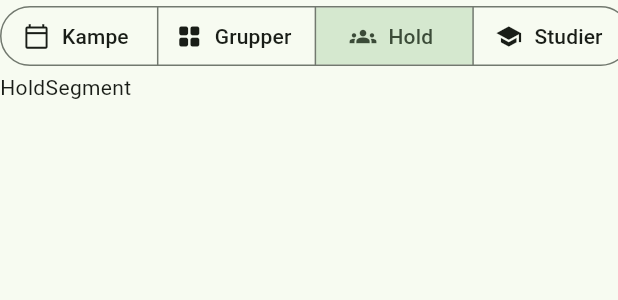
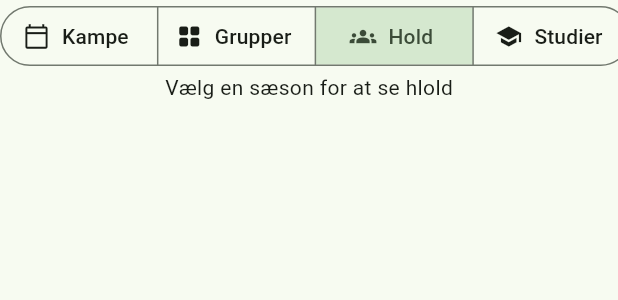
Before and after one commit to toke-dk/science_cup, a Flutter app: the AdminSeasonView widget shown alone on an empty page, opened directly, after a tap on "Grupper", after a tap on "Hold", on a phone screen of 412 x 824 dp. Shown: the top 300 px of the screen. Run offline on Flutter 3.47's test engine with Material 3 defaults, Android fonts, the phone set to English and light mode, and no system bars; our stand-ins replace freezed_annotation, go_router, nested, supabase_flutter; accounts and stored records are empty.

Commit message:
WIP: making a create and edit team entity

```diff
--- a/lib/features/season/presentation/admin/admin_season_view.dart
+++ b/lib/features/season/presentation/admin/admin_season_view.dart
@@ -1,6 +1,7 @@
 import 'package:flutter/material.dart';
 import 'package:science_cup_app/features/group/presentation/edit_groups_view.dart';
 import 'package:science_cup_app/features/program/presentation/edit_programs_view.dart';
+import 'package:science_cup_app/features/team/presentation/edit_teams_view.dart';
 
 class AdminSeasonView extends StatefulWidget {
   const AdminSeasonView({super.key});
@@ -58,7 +59,7 @@ class _AdminSeasonViewState extends State<AdminSeasonView> {
         switch (_selectedAdminSegment.value) {
           "games" => Text("KampSegment"),
           "groups" => EditGroupsView(),
-          "teams" => Text("HoldSegment"),
+          "teams" => EditTeamsView(),
           "programs" => ProgramsView(),
           _ => SizedBox.shrink(),
         },
--- a/lib/features/shared/presentation/create_entity_modal.dart
+++ b/lib/features/shared/presentation/create_entity_modal.dart
@@ -1,6 +1,7 @@
 import 'package:flutter/material.dart';
 import 'package:intl/intl.dart';
 
+/// TODO fieldvalue types to add: divider, text
 enum FieldType { text, date, select, time }
 
 class FieldConfig {
--- /dev/null
+++ b/lib/features/team/presentation/edit_teams_view.dart
@@ -0,0 +1,48 @@
+import 'package:flutter/material.dart';
+import 'package:provider/provider.dart';
+import 'package:science_cup_app/features/team/presentation/add_team_modal.dart';
+import 'package:science_cup_app/features/team/state/team_notifier.dart';
+import 'package:science_cup_app/providers/data_state.dart';
+
+
+class EditTeamsView extends StatelessWidget {
+  const EditTeamsView({super.key});
+
+  @override
+  Widget build(BuildContext context) {
+    final teamsState = context.watch<TeamNotifier>().state;
+
+    return teamsState.when(
+      initial: () =>
+      const Center(child: Text("Vælg en sæson for at se hlold")),
+      loading: () => const Center(child: CircularProgressIndicator()),
+      error: (message) =>
+          Center(child: Text("Fejl ved indlæsning af hold: $message")),
+      loaded: (groups) => Column(
+        children: [
+          Row(
+            children: [
+              Text("${groups.length} hold"),
+              Spacer(),
+              FilledButton.icon(
+                onPressed: () {
+                  showModalBottomSheet(context: context, builder: (context){
+                    return AddTeamModal();
+                  });
+                },
+                label: Text("Nyt Hold"),
+                icon: Icon(Icons.add),
+              ),
+            ],
+          ),
+          ListView(
+            shrinkWrap: true,
+            children: groups.map((g) => ListTile(
+              title: Text(g.name ?? "Ingen navn"),
+            )).toList(),
+          ),
+        ],
+      ),
+    );
+  }
+}
```
Also changed, not shown: lib/features/team/presentation/add_team_modal.dart (added, +27 -0 lines), lib/main.dart (+28 -18 lines).
